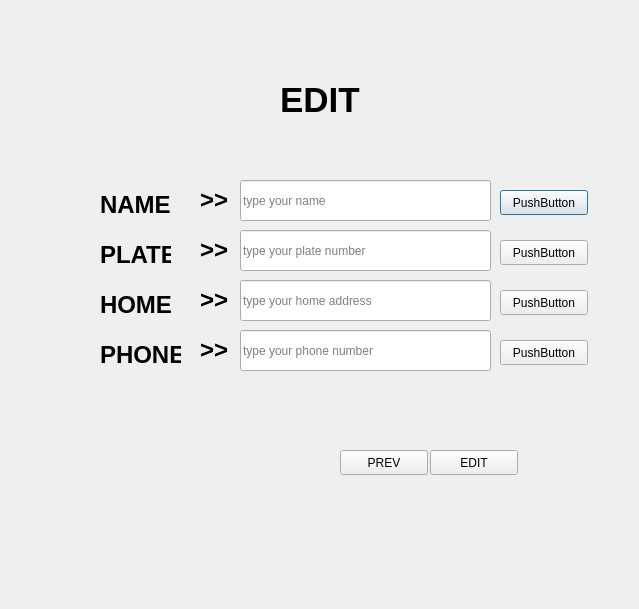
This is cctv_36/src/ui/edit.ui in VEDA-ThirtySix/PAMS-client as Qt 5 draws it before an edit. The edited form follows.
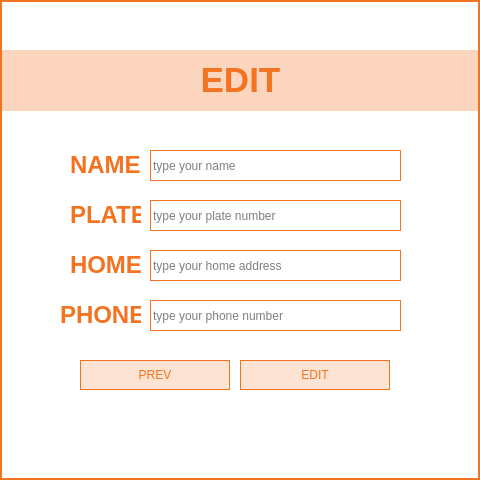
This is the edited form.

Patch:
```diff
--- a/cctv_36/src/ui/edit.ui
+++ b/cctv_36/src/ui/edit.ui
@@ -6,48 +6,51 @@
    <rect>
     <x>0</x>
     <y>0</y>
-    <width>639</width>
-    <height>609</height>
+    <width>480</width>
+    <height>480</height>
    </rect>
   </property>
   <property name="windowTitle">
    <string>Dialog</string>
   </property>
+  <property name="styleSheet">
+   <string notr="true">background-color:rgb(255, 255, 255);
+border:2px solid rgb(243,115,33);</string>
+  </property>
   <widget class="QLineEdit" name="lineEdit_name">
    <property name="geometry">
     <rect>
-     <x>240</x>
-     <y>180</y>
+     <x>150</x>
+     <y>150</y>
      <width>251</width>
-     <height>41</height>
+     <height>31</height>
     </rect>
    </property>
+   <property name="styleSheet">
+    <string notr="true">	color:  rgb(0, 0, 0);
+	background:white;
+	border:1px solid rgb(243,115,33);
+	font: 500 10pt &quot;Quicksand Medium&quot;;</string>
+   </property>
    <property name="placeholderText">
     <string>type your name</string>
    </property>
   </widget>
-  <widget class="QPushButton" name="pushButton_name">
-   <property name="geometry">
-    <rect>
-     <x>500</x>
-     <y>190</y>
-     <width>88</width>
-     <height>25</height>
-    </rect>
-   </property>
-   <property name="text">
-    <string>PushButton</string>
-   </property>
-  </widget>
   <widget class="QLineEdit" name="lineEdit_plate">
    <property name="geometry">
     <rect>
-     <x>240</x>
-     <y>230</y>
+     <x>150</x>
+     <y>200</y>
      <width>251</width>
-     <height>41</height>
+     <height>31</height>
     </rect>
    </property>
+   <property name="styleSheet">
+    <string notr="true">	color:  rgb(0, 0, 0);
+	background:white;
+	border:1px solid rgb(243,115,33);
+	font: 500 10pt &quot;Quicksand Medium&quot;;</string>
+   </property>
    <property name="placeholderText">
     <string>type your plate number</string>
    </property>
@@ -55,12 +58,18 @@
   <widget class="QLineEdit" name="lineEdit_home">
    <property name="geometry">
     <rect>
-     <x>240</x>
-     <y>280</y>
+     <x>150</x>
+     <y>250</y>
      <width>251</width>
-     <height>41</height>
+     <height>31</height>
     </rect>
    </property>
+   <property name="styleSheet">
+    <string notr="true">	color:  rgb(0, 0, 0);
+	background:white;
+	border:1px solid rgb(243,115,33);
+	font: 500 10pt &quot;Quicksand Medium&quot;;</string>
+   </property>
    <property name="placeholderText">
     <string>type your home address</string>
    </property>
@@ -68,64 +77,45 @@
   <widget class="QLineEdit" name="lineEdit_phone">
    <property name="geometry">
     <rect>
-     <x>240</x>
-     <y>330</y>
+     <x>150</x>
+     <y>300</y>
      <width>251</width>
-     <height>41</height>
+     <height>31</height>
     </rect>
    </property>
+   <property name="styleSheet">
+    <string notr="true">	color:  rgb(0, 0, 0);
+	background:white;
+	border:1px solid rgb(243,115,33);
+	font: 500 10pt &quot;Quicksand Medium&quot;;</string>
+   </property>
    <property name="placeholderText">
     <string>type your phone number</string>
    </property>
   </widget>
-  <widget class="QPushButton" name="pushButton_plate">
-   <property name="geometry">
-    <rect>
-     <x>500</x>
-     <y>240</y>
-     <width>88</width>
-     <height>25</height>
-    </rect>
-   </property>
-   <property name="text">
-    <string>PushButton</string>
-   </property>
-  </widget>
-  <widget class="QPushButton" name="pushButton_home">
-   <property name="geometry">
-    <rect>
-     <x>500</x>
-     <y>290</y>
-     <width>88</width>
-     <height>25</height>
-    </rect>
-   </property>
-   <property name="text">
-    <string>PushButton</string>
-   </property>
-  </widget>
-  <widget class="QPushButton" name="pushButton_phone">
-   <property name="geometry">
-    <rect>
-     <x>500</x>
-     <y>340</y>
-     <width>88</width>
-     <height>25</height>
-    </rect>
-   </property>
-   <property name="text">
-    <string>PushButton</string>
-   </property>
-  </widget>
   <widget class="QPushButton" name="pushButton_prev">
    <property name="geometry">
     <rect>
-     <x>340</x>
-     <y>450</y>
-     <width>88</width>
-     <height>25</height>
+     <x>80</x>
+     <y>360</y>
+     <width>150</width>
+     <height>30</height>
     </rect>
    </property>
+   <property name="styleSheet">
+    <string notr="true">QPushButton{
+	font: 300 bold 13pt &quot;Quicksand Light&quot;;
+	color:  rgb(243,115,33);
+	background:rgba(243,115,33,0.2);
+	border:1px solid rgb(243,115,33);
+}
+QPushButton:hover {
+	color:  rgb(255, 255, 255);
+	background-color:rgba(243,115,33,0.3);
+	border:1px solid rgb(243,115,33);
+	font: 500 12pt &quot;Quicksand Medium&quot;;
+}</string>
+   </property>
    <property name="text">
     <string>PREV</string>
    </property>
@@ -133,12 +123,26 @@
   <widget class="QPushButton" name="pushButton_edit">
    <property name="geometry">
     <rect>
-     <x>430</x>
-     <y>450</y>
-     <width>88</width>
-     <height>25</height>
+     <x>240</x>
+     <y>360</y>
+     <width>150</width>
+     <height>30</height>
     </rect>
    </property>
+   <property name="styleSheet">
+    <string notr="true">QPushButton{
+	font: 300 bold 13pt &quot;Quicksand Light&quot;;
+	color:  rgb(243,115,33);
+	background:rgba(243,115,33,0.2);
+	border:1px solid rgb(243,115,33);
+}
+QPushButton:hover {
+	color:  rgb(255, 255, 255);
+	background-color:rgba(243,115,33,0.3);
+	border:1px solid rgb(243,115,33);
+	font: 500 12pt &quot;Quicksand Medium&quot;;
+}</string>
+   </property>
    <property name="text">
     <string>EDIT</string>
    </property>
@@ -146,77 +150,40 @@
   <widget class="QLabel" name="label_title">
    <property name="geometry">
     <rect>
-     <x>280</x>
-     <y>70</y>
-     <width>81</width>
+     <x>0</x>
+     <y>50</y>
+     <width>481</width>
      <height>61</height>
     </rect>
    </property>
+   <property name="styleSheet">
+    <string notr="true">	color:  rgb(243,115,33);
+	background-color: rgba(243,115,33,0.3);
+	border:none;
+	font: 500 9pt &quot;Quicksand Medium&quot;;</string>
+   </property>
    <property name="text">
     <string>&lt;html&gt;&lt;head/&gt;&lt;body&gt;&lt;p&gt;&lt;span style=&quot; font-size:26pt; font-weight:700;&quot;&gt;EDIT&lt;/span&gt;&lt;/p&gt;&lt;/body&gt;&lt;/html&gt;</string>
    </property>
-  </widget>
-  <widget class="QLabel" name="label_5">
-   <property name="geometry">
-    <rect>
-     <x>200</x>
-     <y>180</y>
-     <width>31</width>
-     <height>41</height>
-    </rect>
-   </property>
-   <property name="text">
-    <string>&lt;html&gt;&lt;head/&gt;&lt;body&gt;&lt;p&gt;&lt;span style=&quot; font-size:18pt; font-weight:700;&quot;&gt;&amp;gt;&amp;gt;&lt;/span&gt;&lt;/p&gt;&lt;/body&gt;&lt;/html&gt;</string>
-   </property>
-  </widget>
-  <widget class="QLabel" name="label_6">
-   <property name="geometry">
-    <rect>
-     <x>200</x>
-     <y>230</y>
-     <width>31</width>
-     <height>41</height>
-    </rect>
-   </property>
-   <property name="text">
-    <string>&lt;html&gt;&lt;head/&gt;&lt;body&gt;&lt;p&gt;&lt;span style=&quot; font-size:18pt; font-weight:700;&quot;&gt;&amp;gt;&amp;gt;&lt;/span&gt;&lt;/p&gt;&lt;/body&gt;&lt;/html&gt;</string>
-   </property>
-  </widget>
-  <widget class="QLabel" name="label_7">
-   <property name="geometry">
-    <rect>
-     <x>200</x>
-     <y>280</y>
-     <width>31</width>
-     <height>41</height>
-    </rect>
-   </property>
-   <property name="text">
-    <string>&lt;html&gt;&lt;head/&gt;&lt;body&gt;&lt;p&gt;&lt;span style=&quot; font-size:18pt; font-weight:700;&quot;&gt;&amp;gt;&amp;gt;&lt;/span&gt;&lt;/p&gt;&lt;/body&gt;&lt;/html&gt;</string>
-   </property>
-  </widget>
-  <widget class="QLabel" name="label_8">
-   <property name="geometry">
-    <rect>
-     <x>200</x>
-     <y>330</y>
-     <width>31</width>
-     <height>41</height>
-    </rect>
-   </property>
-   <property name="text">
-    <string>&lt;html&gt;&lt;head/&gt;&lt;body&gt;&lt;p&gt;&lt;span style=&quot; font-size:18pt; font-weight:700;&quot;&gt;&amp;gt;&amp;gt;&lt;/span&gt;&lt;/p&gt;&lt;/body&gt;&lt;/html&gt;</string>
+   <property name="alignment">
+    <set>Qt::AlignCenter</set>
    </property>
   </widget>
   <widget class="QLabel" name="label_name">
    <property name="geometry">
     <rect>
-     <x>100</x>
-     <y>190</y>
+     <x>70</x>
+     <y>150</y>
      <width>71</width>
      <height>31</height>
     </rect>
    </property>
+   <property name="styleSheet">
+    <string notr="true">	color:  rgb(243,115,33);
+	background-color: none;
+	border:none;
+	font: 500 9pt &quot;Quicksand Medium&quot;;</string>
+   </property>
    <property name="text">
     <string>&lt;html&gt;&lt;head/&gt;&lt;body&gt;&lt;p&gt;&lt;span style=&quot; font-size:18pt; font-weight:700;&quot;&gt;NAME&lt;/span&gt;&lt;/p&gt;&lt;/body&gt;&lt;/html&gt;</string>
    </property>
@@ -224,12 +191,18 @@
   <widget class="QLabel" name="label_plate">
    <property name="geometry">
     <rect>
-     <x>100</x>
-     <y>240</y>
+     <x>70</x>
+     <y>200</y>
      <width>71</width>
      <height>31</height>
     </rect>
    </property>
+   <property name="styleSheet">
+    <string notr="true">	color:  rgb(243,115,33);
+	background-color: none;
+	border:none;
+	font: 500 9pt &quot;Quicksand Medium&quot;;</string>
+   </property>
    <property name="text">
     <string>&lt;html&gt;&lt;head/&gt;&lt;body&gt;&lt;p&gt;&lt;span style=&quot; font-size:18pt; font-weight:700;&quot;&gt;PLATE&lt;/span&gt;&lt;/p&gt;&lt;/body&gt;&lt;/html&gt;</string>
    </property>
@@ -237,12 +210,18 @@
   <widget class="QLabel" name="label_home">
    <property name="geometry">
     <rect>
-     <x>100</x>
-     <y>290</y>
+     <x>70</x>
+     <y>250</y>
      <width>71</width>
      <height>31</height>
     </rect>
    </property>
+   <property name="styleSheet">
+    <string notr="true">	color:  rgb(243,115,33);
+	background-color: none;
+	border:none;
+	font: 500 9pt &quot;Quicksand Medium&quot;;</string>
+   </property>
    <property name="text">
     <string>&lt;html&gt;&lt;head/&gt;&lt;body&gt;&lt;p&gt;&lt;span style=&quot; font-size:18pt; font-weight:700;&quot;&gt;HOME&lt;/span&gt;&lt;/p&gt;&lt;/body&gt;&lt;/html&gt;</string>
    </property>
@@ -250,12 +229,18 @@
   <widget class="QLabel" name="label_phone">
    <property name="geometry">
     <rect>
-     <x>100</x>
-     <y>340</y>
+     <x>60</x>
+     <y>300</y>
      <width>81</width>
      <height>31</height>
     </rect>
    </property>
+   <property name="styleSheet">
+    <string notr="true">	color:  rgb(243,115,33);
+	background-color: none;
+	border:none;
+	font: 500 9pt &quot;Quicksand Medium&quot;;</string>
+   </property>
    <property name="text">
     <string>&lt;html&gt;&lt;head/&gt;&lt;body&gt;&lt;p&gt;&lt;span style=&quot; font-size:18pt; font-weight:700;&quot;&gt;PHONE&lt;/span&gt;&lt;/p&gt;&lt;/body&gt;&lt;/html&gt;</string>
    </property>
```
